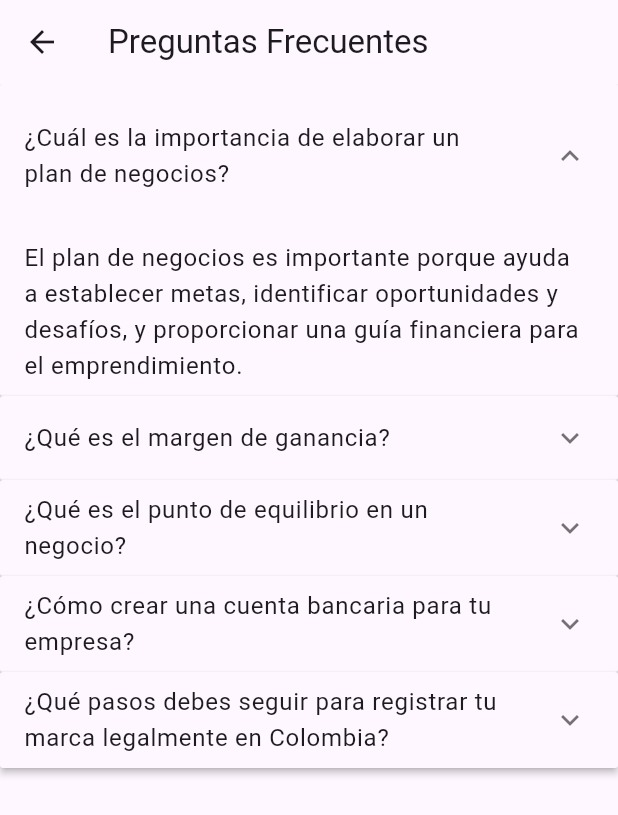
After one commit to Jeronimo1520/contactArt-FlutterApp, a Flutter app: the EdufinPage screen opened by its route, after a tap on the "expand more" icon, on a phone screen of 412 x 824 dp. The commit adds this screen. Shown: the top 815 px of the screen. Run offline on Flutter 3.47's test engine with Material 3 defaults, Android fonts, the phone set to English and light mode, and no system bars; our stand-ins replace cloud_firestore, firebase_auth, firebase_core, firebase_storage, fluttertoast, font_awesome_flutter and 2 more; accounts and stored records are empty.

Commit message:
Feat: Página de información

```diff
--- /dev/null
+++ b/lib/controllers/EdufinController.dart
@@ -0,0 +1,35 @@
+import 'package:contact_art/models/Edu.dart';
+
+class EdufinController {
+  List<Edu> getEduItems() {
+    return [
+      Edu('¿Cuál es la importancia de elaborar un plan de negocios?',
+          'El plan de negocios es importante porque ayuda a establecer metas, identificar oportunidades y desafíos, y proporcionar una guía financiera para el emprendimiento.'),
+      Edu('¿Qué es el margen de ganancia?',
+          'El margen de ganancia es la diferencia entre el precio de venta de un producto o servicio y los costos asociados con su producción.'),
+      Edu('¿Qué es el punto de equilibrio en un negocio?',
+          'El punto de equilibrio es el nivel de ventas en el que los ingresos totales son iguales a los costos totales, lo que significa que no hay ganancias ni pérdidas.'),
+      Edu(
+          '¿Cómo crear una cuenta bancaria para tu empresa?',
+          'Definir el tipo de cuenta: Determina el tipo de cuenta bancaria que mejor se adapte a las necesidades de tu empresa, como una cuenta corriente o una cuenta de ahorros empresarial.\n\n' +
+              'Documentación requerida: Reúne los documentos necesarios para abrir la cuenta, que generalmente incluyen:\n' +
+              'a. Documento de identificación del representante legal de la empresa (cedula de ciudadanía o pasaporte).\n' +
+              'b. Certificado de existencia y representación legal de la empresa expedido por la Cámara de Comercio.\n' +
+              'c. NIT (Número de Identificación Tributaria) de la empresa.\n' +
+              'd. Documentos adicionales que puedan ser requeridos por el banco, como contratos, estatutos de la empresa, entre otros.\n\n' +
+              'Selección del banco: Elige la entidad bancaria en la que deseas abrir la cuenta. Investiga diferentes opciones y compara los servicios y condiciones que ofrecen los bancos para empresas.\n\n' +
+              'Contactar al banco: Ponte en contacto con el banco seleccionado y solicita información sobre los requisitos específicos y el proceso para abrir una cuenta empresarial.\n\n' +
+              'Presentar la documentación: Entrega la documentación requerida al banco. Asegúrate de llevar tanto los documentos originales como las copias que puedan ser necesarias.\n\n' +
+              'Cumplir con los requisitos adicionales: Es posible que el banco solicite completar formularios adicionales, proporcionar referencias comerciales o cumplir con otros requisitos específicos que ellos establezcan.\n\n' +
+              'Firma de contratos y activación de la cuenta: Una vez que el banco revise y apruebe tu solicitud, deberás firmar los contratos y realizar el depósito inicial requerido para activar la cuenta.'),
+      Edu(
+          '¿Qué pasos debes seguir para registrar tu marca legalmente en Colombia?',
+          'Búsqueda de disponibilidad: Antes de registrar una marca, es recomendable realizar una búsqueda en la Superintendencia de Industria y Comercio (SIC) para verificar que no existan marcas similares o idénticas ya registradas.\n\n' +
+              'Presentación de la solicitud: Una vez confirmada la disponibilidad, se debe presentar la solicitud de registro de marca ante la SIC. Esto se puede hacer de forma presencial o a través del sistema en línea habilitado por la entidad.\n\n' +
+              'Pago de tasas: Se deben cancelar las tasas correspondientes al registro de la marca, las cuales varían según el tipo de solicitud y la modalidad de presentación.\n\n' +
+              'Examen de forma y fondo: La SIC llevará a cabo un examen de forma y fondo de la solicitud para verificar que cumpla con todos los requisitos legales. Si se detecta algún problema, se notificará al solicitante para que realice las correcciones necesarias.\n\n' +
+              'Publicación en la Gaceta de la Propiedad Industrial: Una vez aprobada la solicitud, se publicará en la Gaceta de la Propiedad Industrial de la SIC para permitir que terceros presenten oposiciones en caso de considerar que la marca afecta sus derechos.\n\n' +
+              'Otorgamiento del registro: Si no se presentan oposiciones válidas o se resuelven a favor del solicitante, la SIC otorgará el registro de la marca y se emitirá el certificado correspondiente.'),
+    ];
+  }
+}
--- /dev/null
+++ b/lib/controllers/EdufinProvider.dart
@@ -0,0 +1,26 @@
+// lib/providers/edufin_provider.dart
+import 'package:contact_art/controllers/EdufinController.dart';
+import 'package:flutter/material.dart';
+import 'package:contact_art/models/Edu.dart';
+
+class EdufinProvider with ChangeNotifier {
+  EdufinController _controller = EdufinController();
+  List<Edu> _questions = [];
+  int _selectedIndex = -1;
+
+  EdufinProvider() {
+    _questions = _controller.getEduItems();
+  }
+
+  List<Edu> get questions => _questions;
+  int get selectedIndex => _selectedIndex;
+
+  void togglePanel(int index) {
+    if (_selectedIndex == index) {
+      _selectedIndex = -1;
+    } else {
+      _selectedIndex = index;
+    }
+    notifyListeners();
+  }
+}
--- /dev/null
+++ b/lib/features/app/presentation/pages/edufinPage.dart
@@ -0,0 +1,43 @@
+
+
+import 'package:contact_art/controllers/EdufinProvider.dart';
+import 'package:flutter/material.dart';
+import 'package:provider/provider.dart';
+
+class EdufinPage extends StatelessWidget {
+  @override
+  Widget build(BuildContext context) {
+    return Scaffold(
+      appBar: AppBar(
+        title: Text('Preguntas Frecuentes'),
+      ),
+      body: Consumer<EdufinProvider>(
+        builder: (context, provider, child) {
+          return ListView(
+            children: provider.questions.map<Widget>((question) {
+              int index = provider.questions.indexOf(question);
+              return ExpansionPanelList(
+                expansionCallback: (int panelIndex, bool isExpanded) {
+                  provider.togglePanel(index);
+                },
+                children: [
+                  ExpansionPanel(
+                    headerBuilder: (BuildContext context, bool isExpanded) {
+                      return ListTile(
+                        title: Text(question.question),
+                      );
+                    },
+                    body: ListTile(
+                      title: Text(question.answer),
+                    ),
+                    isExpanded: provider.selectedIndex == index,
+                  ),
+                ],
+              );
+            }).toList(),
+          );
+        },
+      ),
+    );
+  }
+}
--- a/lib/main.dart
+++ b/lib/main.dart
@@ -1,8 +1,10 @@
+import 'package:contact_art/controllers/EdufinProvider.dart';
 import 'package:contact_art/controllers/cartController.dart';
 import 'package:contact_art/controllers/userProvider.dart';
 import 'package:contact_art/features/app/presentation/pages/addProduct.dart';
 import 'package:contact_art/features/app/presentation/pages/cartPage.dart';
 import 'package:contact_art/features/app/presentation/pages/editProfile.dart';
+import 'package:contact_art/features/app/presentation/pages/edufinPage.dart';
 import 'package:contact_art/features/app/presentation/pages/homePage.dart';
 import 'package:contact_art/features/app/presentation/pages/myProducts.dart';
 import 'package:contact_art/features/app/presentation/pages/profile.dart';
@@ -28,6 +30,9 @@ void main() async {
                 ChangeNotifierProvider(
                   create: (context) => CartController(),
                 ),
+                ChangeNotifierProvider(
+                  create: (context) => EdufinProvider(),
+                ),
               ],
               child: const MainApp(),
             ),
@@ -49,6 +54,7 @@ class MainApp extends StatelessWidget {
         '/perfil': (context) => ProfilePage(),
         '/carrito': (context) => CartPage(),
         '/products': (context) => MyProductsPage(),
+        '/informacion': (context) => EdufinPage(),
       },
       debugShowCheckedModeBanner: false,
       title: 'ContactArt',
--- /dev/null
+++ b/lib/models/Edu.dart
@@ -0,0 +1,6 @@
+class Edu {
+  final String question;
+  final String answer;
+
+  Edu(this.question, this.answer);
+}
```
